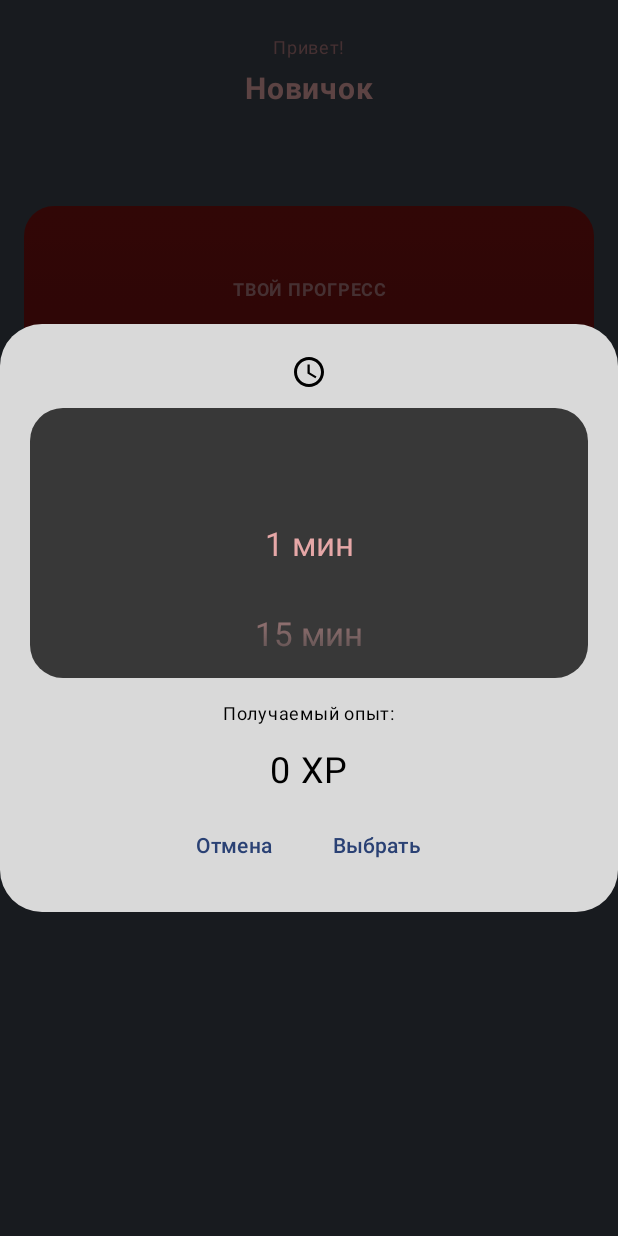
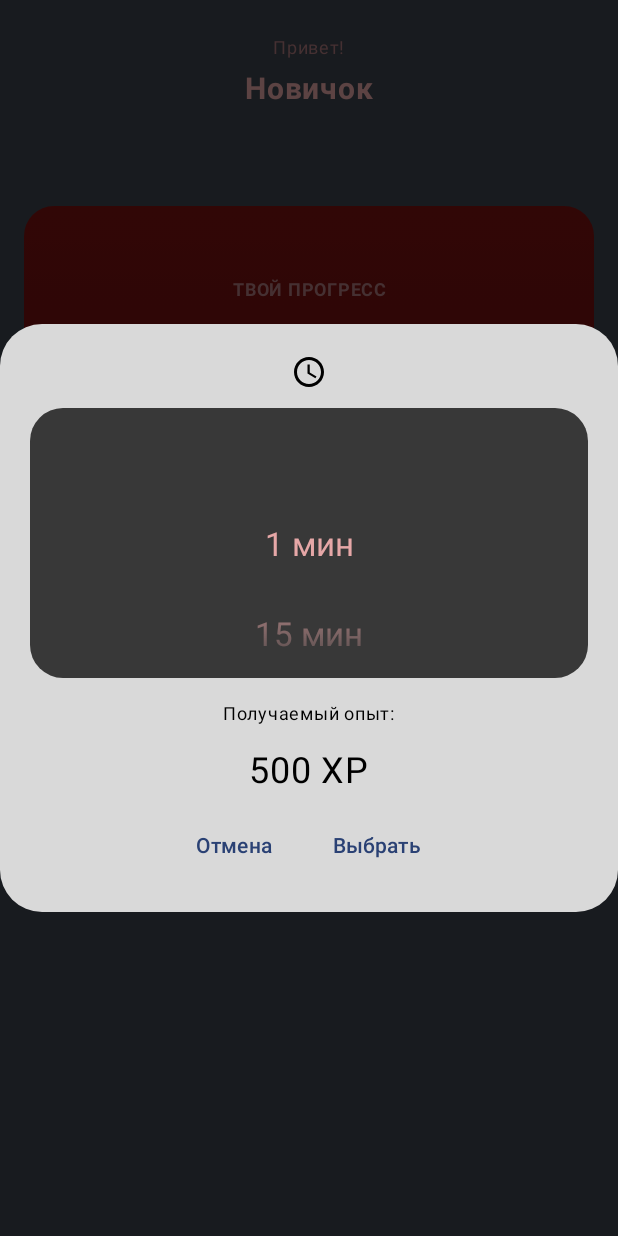
Before and after one commit to Lunkova-Kate/Pomodoro-Quest, an Android app built with Jetpack Compose: the composable MainScreen called with empty values, after a tap on an icon or button, on a phone screen of 412 x 824 dp. Run offline under Robolectric (Android 15) with nearby library versions, the phone set to English and light mode, and no system bars.

Commit message:
fix: added scroll

```diff
--- a/MyApp/app/src/main/java/lunkova/pomodoro/MainActivity.kt
+++ b/MyApp/app/src/main/java/lunkova/pomodoro/MainActivity.kt
@@ -8,10 +8,12 @@ import androidx.compose.runtime.getValue
 import androidx.compose.runtime.mutableIntStateOf
 import androidx.compose.runtime.setValue
 import androidx.compose.runtime.mutableStateOf
-import androidx.compose.runtime.remember
 import androidx.compose.runtime.saveable.rememberSaveable
 import androidx.lifecycle.compose.collectAsStateWithLifecycle
 import androidx.lifecycle.viewmodel.compose.viewModel
+import lunkova.pomodoro.Screen.MainScreen
+import lunkova.pomodoro.Screen.ResultScreen
+import lunkova.pomodoro.Screen.TimerScreen
 import lunkova.pomodoro.Timer.FocusSettings
 import lunkova.pomodoro.ui.theme.Pomodor0QuestTheme
 
--- a/MyApp/app/src/main/java/lunkova/pomodoro/MainScreen.kt
+++ b/MyApp/app/src/main/java/lunkova/pomodoro/Screen/MainScreen.kt
@@ -1,4 +1,4 @@
-package lunkova.pomodoro
+package lunkova.pomodoro.Screen
 
 import androidx.compose.foundation.background
 import androidx.compose.foundation.layout.Arrangement
@@ -36,6 +36,10 @@ import androidx.compose.runtime.getValue
 import androidx.compose.runtime.setValue
 import lunkova.pomodoro.Timer.FocusTimePicker
 import androidx.compose.foundation.clickable
+import androidx.compose.foundation.rememberScrollState
+import androidx.compose.foundation.verticalScroll
+import lunkova.pomodoro.Level
+import lunkova.pomodoro.Rank
 
 private val DarkRed = Color(0xFF3D0807)
 private val PasteDarklPink = Color(0xFFAD797D)
@@ -68,7 +72,8 @@ fun MainScreen(
         Column(
             modifier = Modifier
                 .padding(innerPadding)
-                .fillMaxWidth(),
+                .fillMaxWidth()
+            .verticalScroll(rememberScrollState()),
             verticalArrangement = Arrangement.spacedBy(50.dp)
         ) {
             Greeting(Rank.getTitle(level))
--- a/MyApp/app/src/main/java/lunkova/pomodoro/Timer/FocusTimePicker.kt
+++ b/MyApp/app/src/main/java/lunkova/pomodoro/Timer/FocusTimePicker.kt
@@ -3,7 +3,9 @@ package lunkova.pomodoro.Timer
 import android.widget.NumberPicker
 import androidx.compose.foundation.background
 import androidx.compose.foundation.layout.*
+import androidx.compose.foundation.rememberScrollState
 import androidx.compose.foundation.shape.RoundedCornerShape
+import androidx.compose.foundation.verticalScroll
 import androidx.compose.material.icons.Icons
 import androidx.compose.material.icons.outlined.AccessTime
 import androidx.compose.material3.*
@@ -39,7 +41,7 @@ fun FocusTimePicker(
             color = Color(0xFFD9D9D9)
         ) {
             Column(
-                modifier = Modifier.padding(20.dp),
+                modifier = Modifier.padding(20.dp).verticalScroll(rememberScrollState()),
                 horizontalAlignment = Alignment.CenterHorizontally,
                 verticalArrangement = Arrangement.spacedBy(12.dp)
             ) {
@@ -55,6 +57,7 @@ fun FocusTimePicker(
                         .height(180.dp)
                         .clip(RoundedCornerShape(22.dp))
                         .background(Color(0xFF383838)),
+
                     contentAlignment = Alignment.Center
                 ) {
                     AndroidView(
--- a/MyApp/app/src/main/java/lunkova/pomodoro/Xp.kt
+++ b/MyApp/app/src/main/java/lunkova/pomodoro/Xp.kt
@@ -3,6 +3,7 @@ package lunkova.pomodoro
 
     fun rewardXp(minutes: Int): Int {
     return when (minutes) {
+        1-> 500
         15 -> 50
         25 -> 100
         45 -> 180
```
Also changed, not shown: MyApp/app/src/main/java/lunkova/pomodoro/Screen/ResultScreen.kt (renamed from MyApp/app/src/main/java/lunkova/pomodoro/ResultScreen.kt, +6 -2 lines), MyApp/app/src/main/java/lunkova/pomodoro/Screen/TimerScreen.kt (renamed from MyApp/app/src/main/java/lunkova/pomodoro/TimerScreen.kt, +8 -2 lines).
